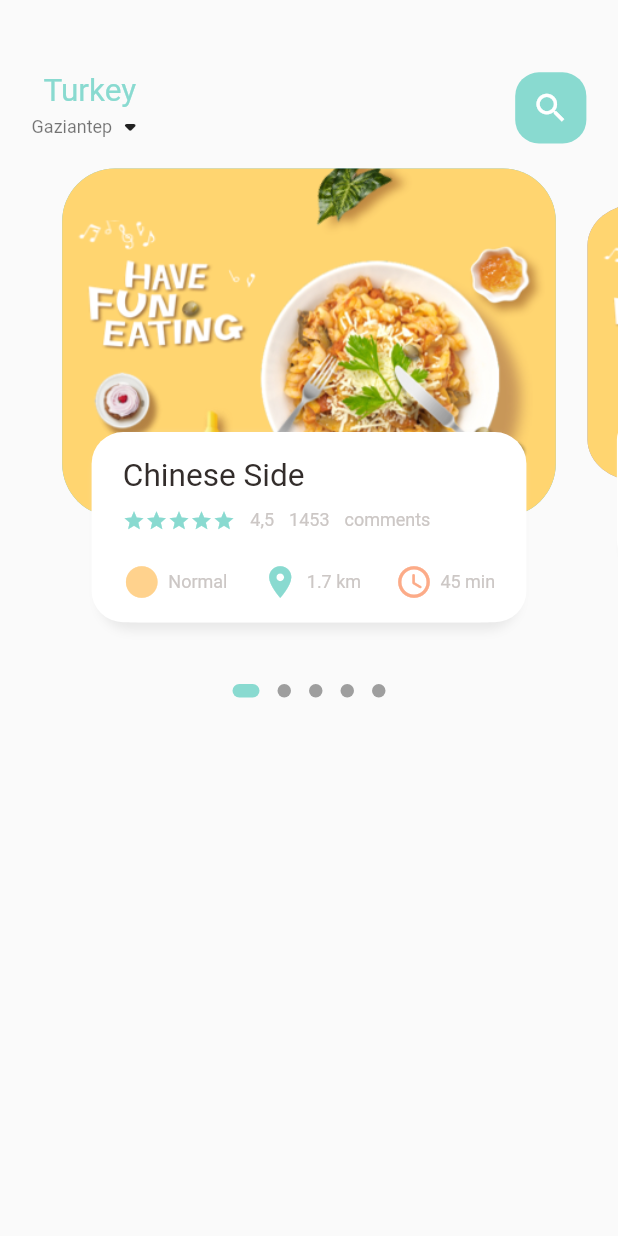
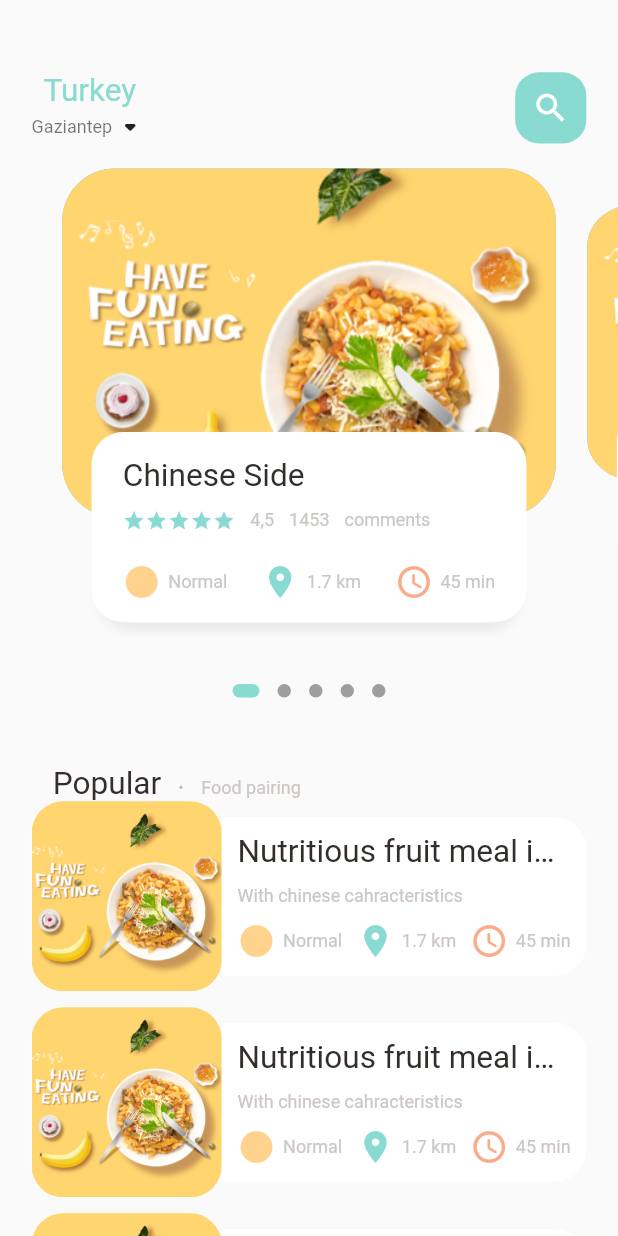
Before and after one commit to EnesAgir-7/Food_Delivery, a Flutter app: the screen it shows after launch, on a phone screen of 412 x 824 dp. Run offline on Flutter 3.47's test engine with Material 2 defaults, Android fonts, the phone set to English and light mode, and no system bars; drawn by our look-alikes of dots_indicator; our stand-ins replace get; missing offline and left inert: dart:ffi.

Commit message:
main page
main page almost done (UI)

```diff
--- a/lib/home/food_page_body.dart
+++ b/lib/home/food_page_body.dart
@@ -41,7 +41,7 @@ class _FoodPageBodyState extends State<FoodPageBody> {
   Widget build(BuildContext context) {
     return Column(
       children: [
-        //* slider section
+        //& slider section
         Container(
           height: Dimensions.pageView,
           child: PageView.builder(
@@ -51,7 +51,7 @@ class _FoodPageBodyState extends State<FoodPageBody> {
                 return _buildPageItem(position);
               }),
         ),
-        //* donts
+        //& donts
         new DotsIndicator(
           dotsCount: 5,
           position: _currPageValue,
@@ -61,9 +61,96 @@ class _FoodPageBodyState extends State<FoodPageBody> {
             activeSize: const Size(18.0, 9.0),
             activeShape: RoundedRectangleBorder(borderRadius: BorderRadius.circular(5.0)),
           ),
-        )
-
-
+        ),
+        //& Popular text
+        SizedBox(
+          height: Dimensions.height30,
+        ),
+        Container(
+          margin: EdgeInsets.only(left: Dimensions.width30),
+          child: Row(
+            crossAxisAlignment: CrossAxisAlignment.end,
+            children: [
+              BigText(text: "Popular"),
+              SizedBox(
+                width: Dimensions.width10,
+              ),
+              Container(
+                margin: const EdgeInsets.only(
+                  bottom: 3,
+                ),
+                child: BigText(
+                  text: ".",
+                  color: Colors.black26,
+                ),
+              ),
+              SizedBox(
+                width: Dimensions.width10,
+              ),
+              Container(
+                margin: const EdgeInsets.only(
+                  bottom: 2,
+                ),
+                child: SmallText(text: "Food pairing"),
+              ),
+            ],
+          ),
+        ),
+        //& List of food and images
+          ListView.builder(
+            physics: NeverScrollableScrollPhysics(),
+            shrinkWrap: true,
+            itemCount: 10,
+            itemBuilder: (context, index) {
+              return Container(
+                margin: EdgeInsets.only(left: Dimensions.width20,right: Dimensions.width20,bottom: Dimensions.height10),
+                child: Row(
+                  children: [
+                    //& Image section
+                    Container(
+                      width: Dimensions.listViewImgSize,
+                      height: Dimensions.listViewImgSize,
+                      decoration: BoxDecoration(
+                        borderRadius: BorderRadius.circular(Dimensions.radius20),
+                        color: Colors.white38,
+                        image: DecorationImage(
+                          fit: BoxFit.cover,
+                          image: AssetImage("assets/image/food0.png")
+                          ),
+                      ),
+                    ),
+                    //& Text section
+                    Expanded(
+                      child: Container(
+                        height: Dimensions.listViewTextContSize ,
+                        decoration: BoxDecoration(
+                          borderRadius: BorderRadius.only(
+                            topRight: Radius.circular(Dimensions.radius20),
+                            bottomRight: Radius.circular(Dimensions.radius20),
+                          ),
+                          color: Colors.white,
+                        ),
+                        child: Padding(padding: EdgeInsets.only(left: Dimensions.width10, right: Dimensions.width10),
+                        child: Column(
+                          crossAxisAlignment: CrossAxisAlignment.start,
+                          mainAxisAlignment: MainAxisAlignment.center,
+                          children: [
+                            BigText(text: "Nutritious fruit meal in China"),
+                            SizedBox(height: Dimensions.height10,),
+                            SmallText(text: "With chinese cahracteristics"),
+                            SizedBox(height: Dimensions.height10,),
+                            Row(
+                              mainAxisAlignment: MainAxisAlignment.spaceBetween,
+                              children: [IconAndTextWidget(icon: Icons.circle_sharp, text: "Normal", iconColor: AppColors.iconColor1), IconAndTextWidget(icon: Icons.location_on, text: "1.7 km", iconColor: AppColors.mainColor), IconAndTextWidget(icon: Icons.access_time_rounded, text: "45 min", iconColor: AppColors.iconColor2)],
+                    )
+                            ],
+                        ),),
+                      ),
+                    ),
+                  ],
+                ),
+              );
+            }),
       ],
     );
   }
--- a/lib/home/main_food_page.dart
+++ b/lib/home/main_food_page.dart
@@ -63,7 +63,9 @@ class _MainFoodPageState extends State<MainFoodPage> {
             ),
           ),
         ),
-        FoodPageBody(),
+        Expanded(child: SingleChildScrollView(
+          child: FoodPageBody(),
+        )),
       ],
     ));
   }
--- a/lib/utils/dimensions.dart
+++ b/lib/utils/dimensions.dart
@@ -30,4 +30,9 @@ class Dimensions {
 
   //*dynamic icon size
   static double iconSize24 = screenHeight / 32.54;
+
+  //* list view size
+  static double listViewImgSize = screenWidth / 3.25;
+  static double listViewTextContSize = screenWidth / 3.9;
+
 }
```
